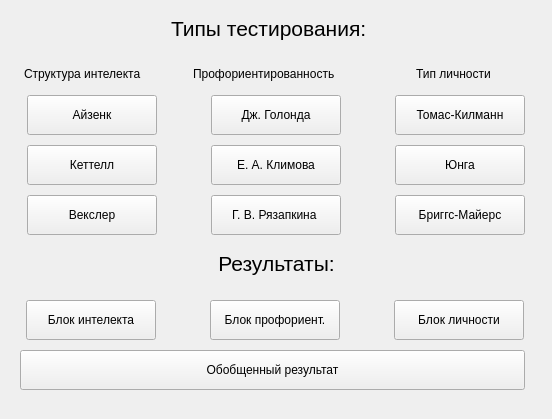
Qt form window_tamplates/main_menu.ui (afanasev0035/interface_proforient) before a commit.
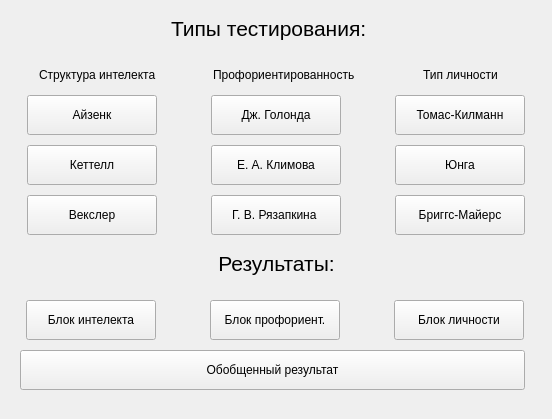
The same form after that commit.

Patch:
```diff
--- a/window_tamplates/main_menu.ui
+++ b/window_tamplates/main_menu.ui
@@ -17,10 +17,10 @@
    <widget class="QLabel" name="label">
     <property name="geometry">
      <rect>
-      <x>193</x>
+      <x>213</x>
       <y>65</y>
-      <width>166</width>
-      <height>18</height>
+      <width>141</width>
+      <height>20</height>
      </rect>
     </property>
     <property name="text">
@@ -30,10 +30,10 @@
    <widget class="QLabel" name="label_2">
     <property name="geometry">
      <rect>
-      <x>24</x>
+      <x>39</x>
       <y>65</y>
-      <width>136</width>
-      <height>18</height>
+      <width>121</width>
+      <height>20</height>
      </rect>
     </property>
     <property name="text">
@@ -43,10 +43,10 @@
    <widget class="QLabel" name="label_3">
     <property name="geometry">
      <rect>
-      <x>416</x>
+      <x>423</x>
       <y>65</y>
-      <width>88</width>
-      <height>18</height>
+      <width>81</width>
+      <height>20</height>
      </rect>
     </property>
     <property name="text">
```
Left out of the diff: 38 changed lines with no effect on the pictures.
